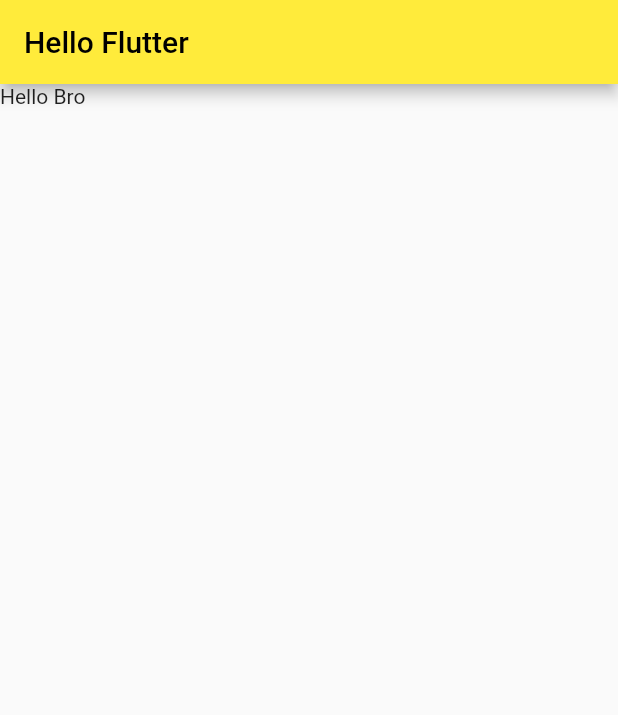
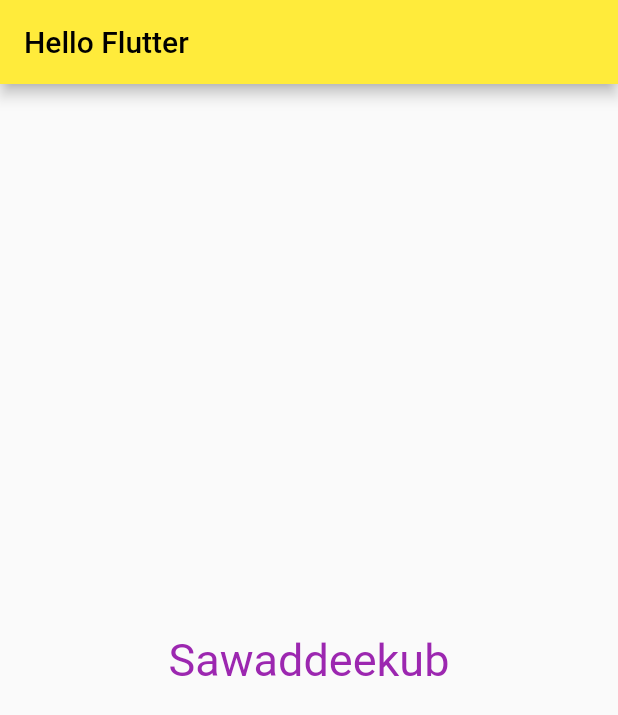
Before and after one commit to sarawut-bank/Appsara, a Flutter app: the screen it shows after launch, on a phone screen of 412 x 824 dp. Shown: the top 715 px of the screen. Run offline on Flutter 3.47's test engine with Material 2 defaults, Android fonts, the phone set to English and light mode, and no system bars.

Commit message:
set size and colors text

```diff
--- a/lib/main.dart
+++ b/lib/main.dart
@@ -1,15 +1,27 @@
 import 'package:flutter/material.dart';
 
 void main() {
-  var app = MaterialApp(
+  runApp(MyApp());
+}
+
+//my widget
+class MyApp extends StatelessWidget {
+  @override
+  Widget build(BuildContext context) {
+    return MaterialApp(
       title: "My App",
       home: Scaffold(
         appBar: AppBar(
           title: Text("Hello Flutter"),
         ),
-      body: Text("Hello Bro"),
+        body: Center(
+          child: Text(
+            "Sawaddeekub",
+            style: TextStyle(fontSize: 30, color: Colors.purple),
+          ),
+        ),
       ),
       theme: ThemeData(primarySwatch: Colors.yellow),
     );
-  runApp(app);
   }
+}
```
Lines whose indentation alone changed are shown as unchanged.
